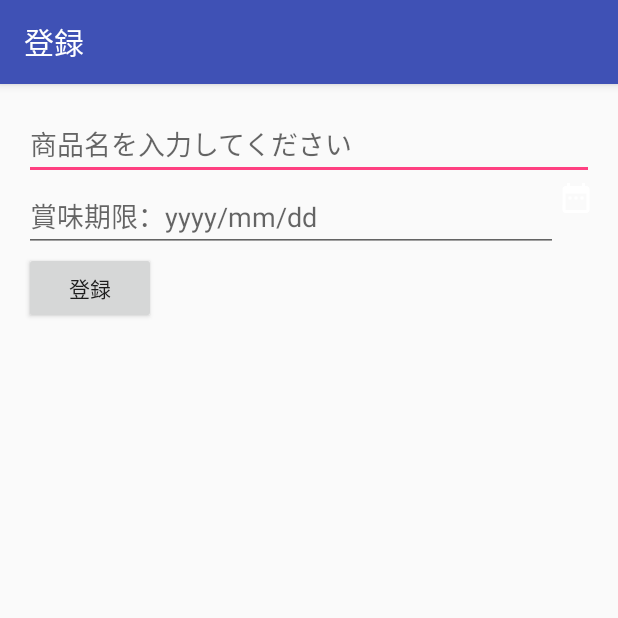
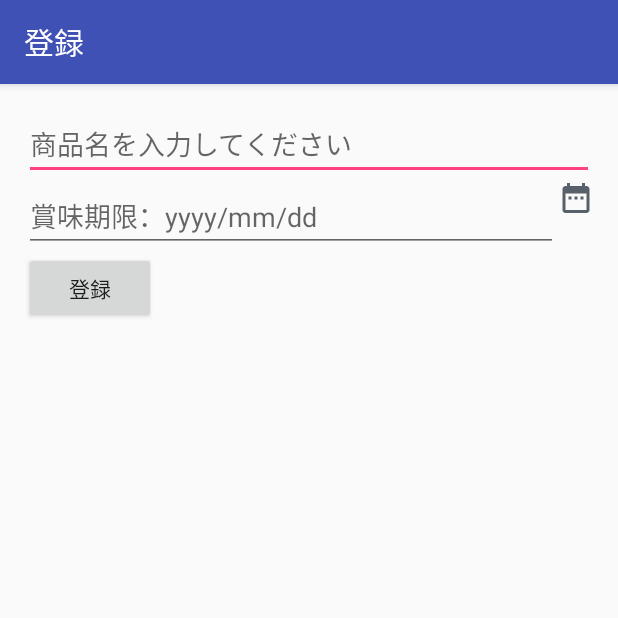
Before and after one commit to TeamNumazu/AGO01, an Android app: the ItemRegisterActivity screen opened directly, with no data from a screen before it, on a phone screen of 412 x 824 dp, the top half of it. Run offline under Robolectric (Android 15) with nearby library versions, the light colour scheme and no system bars.

Commit message:
カレンダーアイコンの背景色を変更

```diff
--- a/src/app/src/main/res/drawable/ic_date_range_black_24dp.xml
+++ b/src/app/src/main/res/drawable/ic_date_range_black_24dp.xml
@@ -4,6 +4,6 @@
         android:viewportWidth="24.0"
         android:viewportHeight="24.0">
     <path
-        android:fillColor="#FFFFFFFF"
+        android:fillColor="#586069"
         android:pathData="M9,11L7,11v2h2v-2zM13,11h-2v2h2v-2zM17,11h-2v2h2v-2zM19,4h-1L18,2h-2v2L8,4L8,2L6,2v2L5,4c-1.11,0 -1.99,0.9 -1.99,2L3,20c0,1.1 0.89,2 2,2h14c1.1,0 2,-0.9 2,-2L21,6c0,-1.1 -0.9,-2 -2,-2zM19,20L5,20L5,9h14v11z"/>
 </vector>
```
